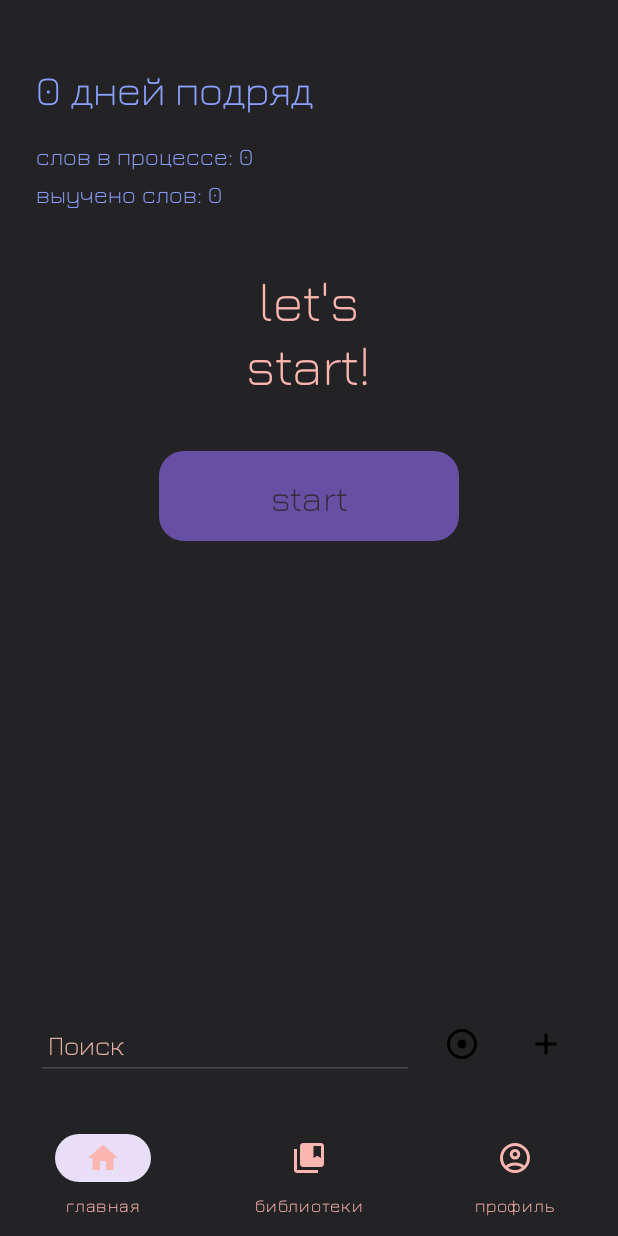
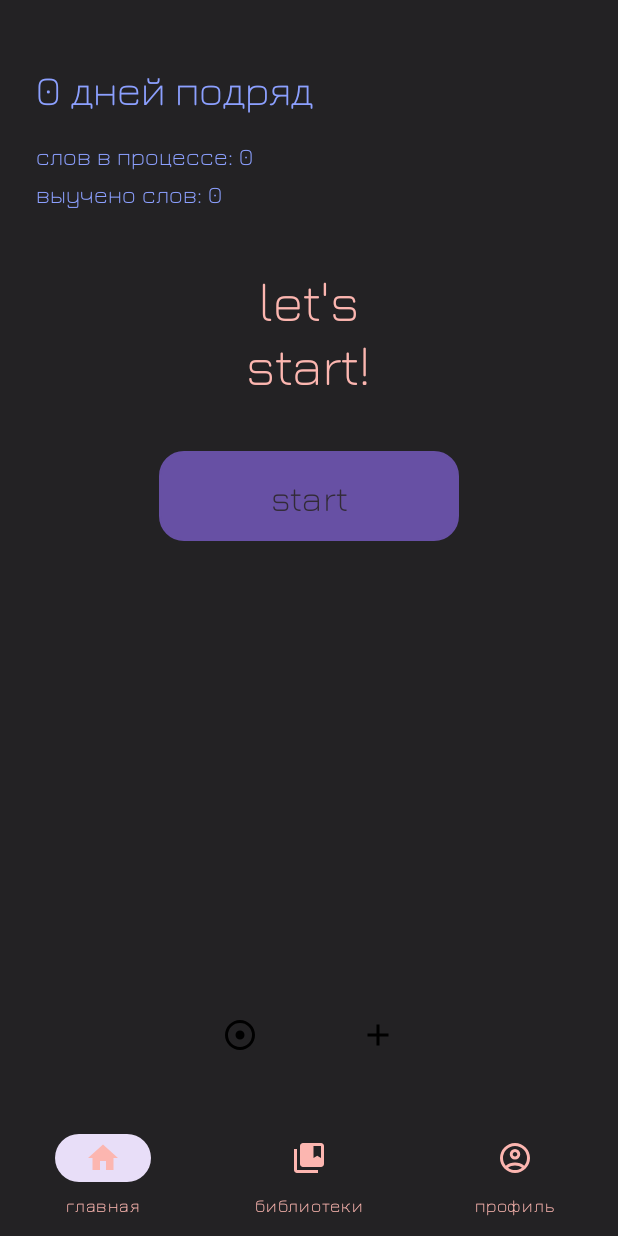
Before and after one commit to arinabebko/wordsnew, an Android app: the screen it shows after launch once a user with an empty profile is signed in (MainActivity), on a phone screen of 412 x 824 dp. Run offline under Robolectric (Android 15) with nearby library versions, the phone set to English and light mode, and no system bars; our stand-ins replace Firebase (no records; nobody signed in at launch, a user with empty details on screens opened directly), Room's generated code; 2 statements that could not run were skipped.

Commit message:
fragment1 2

```diff
--- a/app/src/main/java/com/example/newwords/Fragment1.java
+++ b/app/src/main/java/com/example/newwords/Fragment1.java
@@ -6,7 +6,6 @@ import android.view.LayoutInflater;
 import android.view.View;
 import android.view.ViewGroup;
 import android.widget.Button;
-import android.widget.EditText;
 import android.widget.ImageButton;
 import android.widget.TextView;
 import android.widget.Toast;
@@ -155,28 +154,13 @@ public class Fragment1 extends Fragment {
     }
 
     private void setupBottomButtons(View view) {
-        EditText searchEditText = view.findViewById(R.id.searchEditText);
         ImageButton searchButton = view.findViewById(R.id.searchButton);
         ImageButton addButton = view.findViewById(R.id.addButton);
 
+        // Обработчик кнопки поиска (лупа)
         searchButton.setOnClickListener(v -> {
-            String query = searchEditText.getText().toString().trim();
-
-            // Создаем фрагмент поиска
-            SearchWordsFragment searchFragment = new SearchWordsFragment();
-
-            // Передаем поисковый запрос если есть
-            if (!query.isEmpty()) {
-                Bundle args = new Bundle();
-                args.putString("initial_query", query);
-                searchFragment.setArguments(args);
-            }
-
-            // Открываем фрагмент поиска
-            requireActivity().getSupportFragmentManager().beginTransaction()
-                    .replace(android.R.id.content, searchFragment)
-                    .addToBackStack("search_navigation")
-                    .commit();
+            // Просто открываем фрагмент поиска без начального запроса
+            openSearchFragment();
         });
 
         addButton.setOnClickListener(v -> {
@@ -184,9 +168,15 @@ public class Fragment1 extends Fragment {
         });
     }
 
-    private void performSearch(String query) {
-        // TODO: Реализовать поиск по словам
-        Toast.makeText(getContext(), "Поиск: " + query, Toast.LENGTH_SHORT).show();
+    private void openSearchFragment() {
+        // Создаем фрагмент поиска
+        SearchWordsFragment searchFragment = new SearchWordsFragment();
+
+        // Открываем фрагмент поиска
+        requireActivity().getSupportFragmentManager().beginTransaction()
+                .replace(android.R.id.content, searchFragment)
+                .addToBackStack("search_navigation")
+                .commit();
     }
 
     @Override
@@ -197,7 +187,7 @@ public class Fragment1 extends Fragment {
     }
 
     private void showAddWordDialog() {
-        // ИСПРАВЛЕНИЕ: используем новый диалог с выбором библиотеки
+        // Используем диалог с выбором библиотеки
         AddWordWithLibraryDialog dialog = AddWordWithLibraryDialog.newInstance();
         dialog.setOnWordAddedListener(new AddWordWithLibraryDialog.OnWordAddedListener() {
             @Override
@@ -210,7 +200,6 @@ public class Fragment1 extends Fragment {
                     @Override
                     public void onWordAdded(WordItem addedWord) {
                         Toast.makeText(getContext(), "Слово добавлено в библиотеку!", Toast.LENGTH_SHORT).show();
-                        // Можно обновить статистику или показать уведомление
                     }
 
                     @Override
--- a/app/src/main/res/layout/fragment1.xml
+++ b/app/src/main/res/layout/fragment1.xml
@@ -15,7 +15,7 @@
         android:layout_weight="1"
         android:orientation="vertical">
 
-        <!-- Прогресс бар загрузки (добавить) -->
+        <!-- Прогресс бар загрузки -->
         <ProgressBar
             android:id="@+id/loadingProgressBar"
             android:layout_width="wrap_content"
@@ -72,8 +72,6 @@
             android:layout_width="200dp"
             android:layout_height="60dp"
             android:text="start"
-
-
             android:textSize="24sp"
             android:textColor="#322b36"
             android:background="@drawable/custom_library_badge"
@@ -83,41 +81,30 @@
 
     </LinearLayout>
 
-    <!-- Нижняя панель с полем поиска и кнопками -->
+    <!-- Нижняя панель только с кнопками -->
     <LinearLayout
         android:layout_width="match_parent"
         android:layout_height="wrap_content"
         android:orientation="horizontal"
-        android:gravity="center_vertical">
-
-        <EditText
-            android:id="@+id/searchEditText"
-            android:layout_width="0dp"
-            android:layout_height="48dp"
-            android:layout_weight="1"
-            android:hint="Поиск"
-            android:textColor="#322b36"
-            android:textColorHint="#e7b5a9"
-            android:fontFamily="@font/jura_font_wght"
-            android:padding="8dp" />
+        android:gravity="center">
 
         <ImageButton
             android:id="@+id/searchButton"
-            android:layout_width="48dp"
-            android:layout_height="48dp"
+            android:layout_width="60dp"
+            android:layout_height="60dp"
             android:src="@drawable/ic_search"
             android:background="@android:color/transparent"
-            android:layout_marginStart="8dp"
+            android:layout_marginEnd="32dp"
             android:contentDescription="поиск" />
 
         <ImageButton
             android:id="@+id/addButton"
-            android:layout_width="48dp"
-            android:layout_height="48dp"
+            android:layout_width="60dp"
+            android:layout_height="60dp"
             android:src="@drawable/ic_add"
             android:background="@android:color/transparent"
-            android:contentDescription="Добавить"
-            android:layout_marginStart="8dp" />
+            android:contentDescription="Добавить" />
+
     </LinearLayout>
 
 </LinearLayout>
```
Also changed, not shown: app/src/main/java/com/example/newwords/WordRepository.java (+69 -31 lines), app/src/main/java/com/example/newwords/WordsFragment.java (+34 -23 lines).
